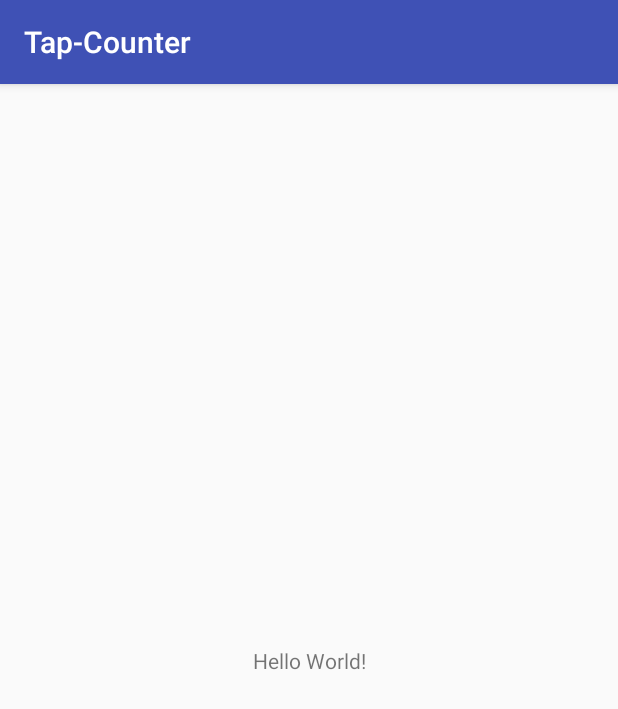
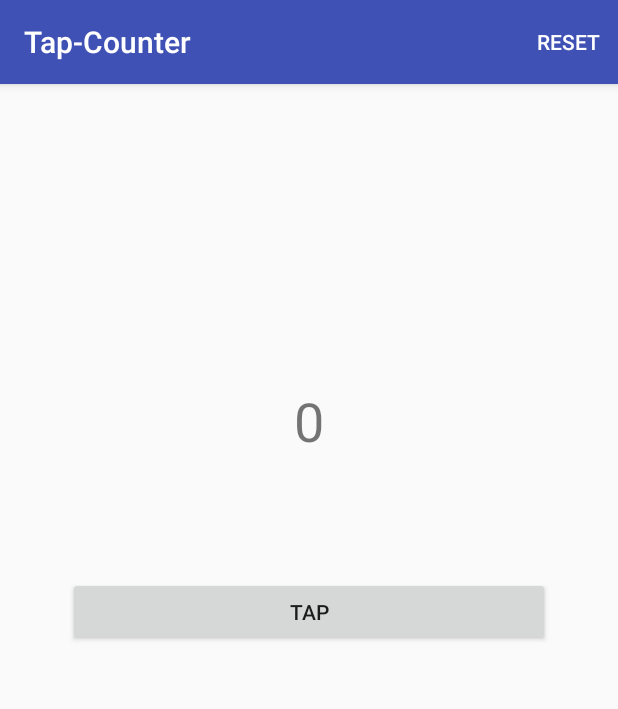
Before and after one commit to slamdon/kotlin-playground, an Android app: the screen it shows after launch (MainActivity), on a phone screen of 412 x 824 dp. Shown: the top 709 px of the screen. Run offline under Robolectric (Android 15) with nearby library versions, the phone set to English and light mode, and no system bars.

Commit message:
update tap-counter

```diff
--- a/1-Tap-Counter/app/build.gradle
+++ b/1-Tap-Counter/app/build.gradle
@@ -30,4 +30,6 @@ dependencies {
     testImplementation 'junit:junit:4.12'
     androidTestImplementation 'com.android.support.test:runner:1.0.1'
     androidTestImplementation 'com.android.support.test.espresso:espresso-core:3.0.1'
+
+    implementation "org.jetbrains.anko:anko-commons:$anko_version"
 }
--- a/1-Tap-Counter/app/src/main/java/devdon/com/tap_counter/MainActivity.kt
+++ b/1-Tap-Counter/app/src/main/java/devdon/com/tap_counter/MainActivity.kt
@@ -2,11 +2,50 @@ package devdon.com.tap_counter
 
 import android.support.v7.app.AppCompatActivity
 import android.os.Bundle
+import android.view.Menu
+import android.view.MenuItem
+import kotlinx.android.synthetic.main.activity_main.*
+
+import org.jetbrains.anko.toast
 
 class MainActivity : AppCompatActivity() {
+
+    private var currentNumber = 0
 
     override fun onCreate(savedInstanceState: Bundle?) {
         super.onCreate(savedInstanceState)
         setContentView(R.layout.activity_main)
+
+        setupView()
     }
+
+    private fun setupView() {
+        this.tapButton.setOnClickListener{
+            currentNumber += 1
+            numberTextView.text = currentNumber.toString()
+        }
+    }
+
+    override fun onCreateOptionsMenu(menu: Menu?): Boolean {
+        this.menuInflater.inflate(R.menu.menu_main, menu)
+        return super.onCreateOptionsMenu(menu)
+
+    }
+
+    override fun onOptionsItemSelected(item: MenuItem?): Boolean {
+        when(item?.itemId) {
+            R.id.menuReset -> {
+                this.currentNumber = 0
+                this.numberTextView.text = "0"
+            } else -> this.toast("Error while item selected!")
+        }
+
+
+        return super.onOptionsItemSelected(item)
+    }
+
+
+
+
+
 }
--- a/1-Tap-Counter/app/src/main/res/layout/activity_main.xml
+++ b/1-Tap-Counter/app/src/main/res/layout/activity_main.xml
@@ -1,5 +1,6 @@
 <?xml version="1.0" encoding="utf-8"?>
-<android.support.constraint.ConstraintLayout xmlns:android="http://schemas.android.com/apk/res/android"
+<android.support.constraint.ConstraintLayout
+    xmlns:android="http://schemas.android.com/apk/res/android"
     xmlns:app="http://schemas.android.com/apk/res-auto"
     xmlns:tools="http://schemas.android.com/tools"
     android:layout_width="match_parent"
@@ -7,12 +8,27 @@
     tools:context="devdon.com.tap_counter.MainActivity">
 
     <TextView
+        android:id="@+id/numberTextView"
         android:layout_width="wrap_content"
         android:layout_height="wrap_content"
-        android:text="Hello World!"
-        app:layout_constraintBottom_toBottomOf="parent"
-        app:layout_constraintLeft_toLeftOf="parent"
-        app:layout_constraintRight_toRightOf="parent"
+        android:layout_marginEnd="8dp"
+        android:layout_marginStart="8dp"
+        android:layout_marginTop="200dp"
+        android:text="0"
+        android:textSize="36sp"
+        app:layout_constraintEnd_toEndOf="parent"
+        app:layout_constraintStart_toStartOf="parent"
         app:layout_constraintTop_toTopOf="parent" />
 
+    <Button
+        android:id="@+id/tapButton"
+        android:layout_width="321dp"
+        android:layout_height="46dp"
+        android:layout_marginEnd="8dp"
+        android:layout_marginStart="8dp"
+        android:layout_marginTop="80dp"
+        android:text="TAP"
+        app:layout_constraintEnd_toEndOf="parent"
+        app:layout_constraintStart_toStartOf="parent"
+        app:layout_constraintTop_toBottomOf="@+id/numberTextView" />
 </android.support.constraint.ConstraintLayout>
--- /dev/null
+++ b/1-Tap-Counter/app/src/main/res/menu/menu_main.xml
@@ -0,0 +1,7 @@
+<?xml version="1.0" encoding="utf-8"?>
+<menu xmlns:app="http://schemas.android.com/apk/res-auto"
+    xmlns:android="http://schemas.android.com/apk/res/android">
+    <item android:id="@+id/menuReset"
+        android:title="Reset"
+        app:showAsAction="always" />
+</menu>
--- a/1-Tap-Counter/build.gradle
+++ b/1-Tap-Counter/build.gradle
@@ -1,6 +1,7 @@
 // Top-level build file where you can add configuration options common to all sub-projects/modules.
 
 buildscript {
+    ext.anko_version = '0.10.1'
     ext.kotlin_version = '1.1.51'
     repositories {
         google()
```
Also changed, not shown: 2 other files.
